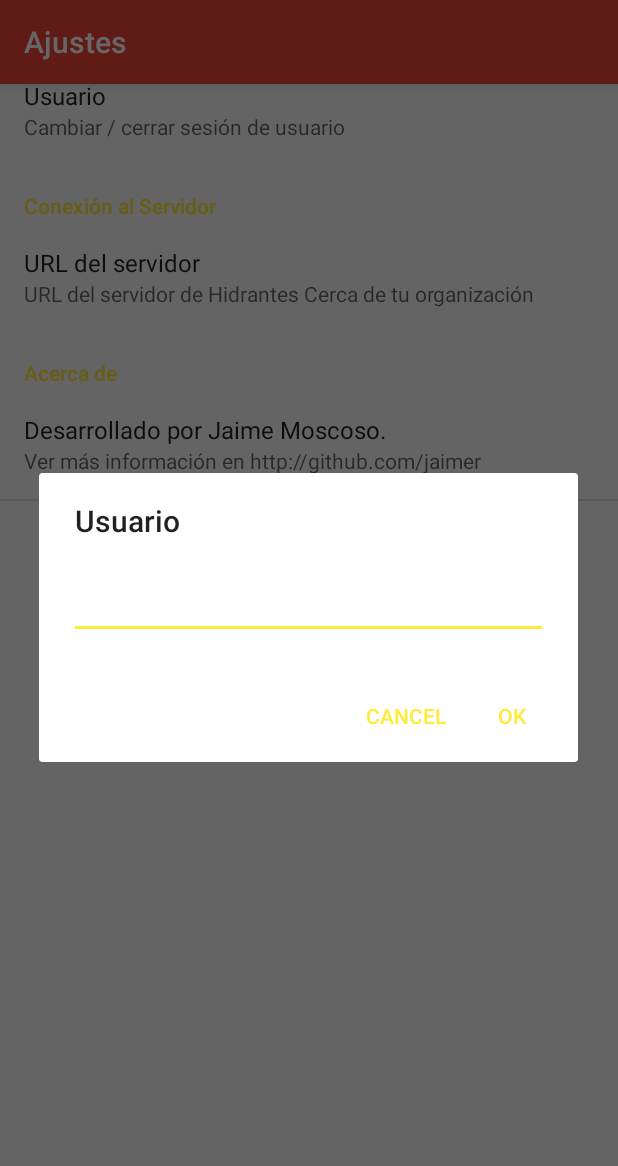
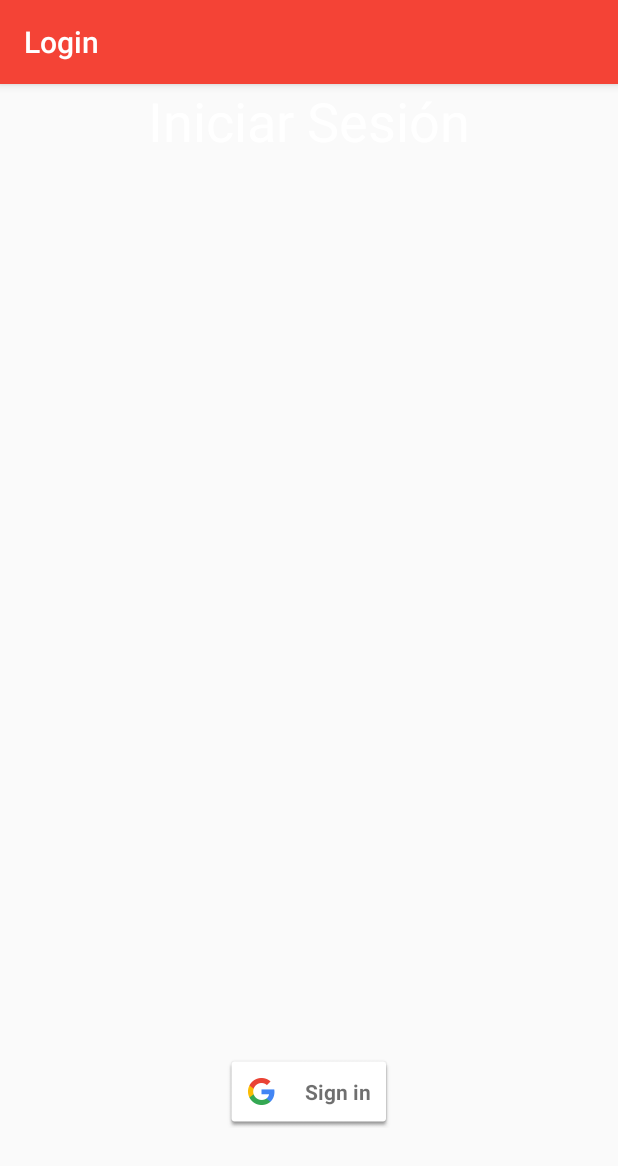
Before and after one commit to Jaimer/Hidrantes, an Android app: the AjustesActivity screen opened directly, with no data from a screen before it, after a tap on "Usuario", on a phone screen of 412 x 824 dp. Shown: the top 1166 px of the screen. Run offline under Robolectric (Android 15) with nearby library versions, the phone set to English and light mode, and no system bars.

Commit message:
Implementar Google Sign-In. Falta hacer algo con el sign in. Actualizar Gradle y agregar dependencias.

```diff
--- a/app/build.gradle
+++ b/app/build.gradle
@@ -2,7 +2,7 @@ apply plugin: 'com.android.application'
 
 android {
     compileSdkVersion 23
-    buildToolsVersion "23.0.1"
+    buildToolsVersion "23.0.2"
     defaultConfig {
         applicationId 'io.github.jaimer.hidrantescerca'
         minSdkVersion 15
@@ -23,8 +23,11 @@ android {
 dependencies {
     compile fileTree(dir: 'libs', include: ['*.jar'])
     testCompile 'junit:junit:4.12'
+    compile 'com.google.android.gms:play-services-auth:8.4.0'
     compile 'com.android.support:appcompat-v7:23.2.1'
     compile 'com.android.support:design:23.2.1'
     compile 'com.google.android.gms:play-services:8.4.0'
     compile 'com.android.support:support-v4:23.2.1'
 }
+
+apply plugin: 'com.google.gms.google-services'
--- a/app/src/main/java/io/github/jaimer/hidrantescerca/Actividades/AjustesActivity.java
+++ b/app/src/main/java/io/github/jaimer/hidrantescerca/Actividades/AjustesActivity.java
@@ -1,14 +1,21 @@
 package io.github.jaimer.hidrantescerca.Actividades;
 
+import android.content.SharedPreferences;
 import android.os.Bundle;
+import android.preference.EditTextPreference;
+import android.preference.Preference;
+import android.preference.PreferenceActivity;
+import android.preference.PreferenceManager;
 import android.support.v7.app.AppCompatActivity;
+import android.util.Log;
+import android.widget.EditText;
 
 import io.github.jaimer.hidrantescerca.R;
 
 /**
  * Created by jaime on 19/3/2016.
  */
-public class AjustesActivity extends AppCompatActivity {
+public class AjustesActivity extends PreferenceActivity implements SharedPreferences.OnSharedPreferenceChangeListener {
 
 
     @Override
@@ -20,5 +27,14 @@ public class AjustesActivity extends AppCompatActivity {
         getFragmentManager().beginTransaction()
                 .replace(android.R.id.content, new AjustesFragment())
                 .commit();
+
+        SharedPreferences sp = PreferenceManager.getDefaultSharedPreferences(this);
+        EditTextPreference usuario = (EditTextPreference)findPreference("appusername");
+        //usuario.setSummary(sp.getString("appusername", "none"));
+    }
+
+    @Override
+    public void onSharedPreferenceChanged(SharedPreferences sharedPreferences, String key) {
+
     }
 }
--- /dev/null
+++ b/app/src/main/java/io/github/jaimer/hidrantescerca/Actividades/Login.java
@@ -0,0 +1,200 @@
+package io.github.jaimer.hidrantescerca.Actividades;
+
+import android.app.ProgressDialog;
+import android.content.Intent;
+import android.support.v7.app.AppCompatActivity;
+import android.os.Bundle;
+import android.util.Log;
+import android.view.View;
+import android.widget.TextView;
+
+import com.google.android.gms.auth.api.Auth;
+import com.google.android.gms.auth.api.signin.GoogleSignInAccount;
+import com.google.android.gms.auth.api.signin.GoogleSignInOptions;
+import com.google.android.gms.auth.api.signin.GoogleSignInResult;
+import com.google.android.gms.common.ConnectionResult;
+import com.google.android.gms.common.SignInButton;
+import com.google.android.gms.common.api.GoogleApiClient;
+import com.google.android.gms.common.api.OptionalPendingResult;
+import com.google.android.gms.common.api.ResultCallback;
+import com.google.android.gms.common.api.Status;
+
+import io.github.jaimer.hidrantescerca.R;
+
+public class Login extends AppCompatActivity implements
+        GoogleApiClient.OnConnectionFailedListener,
+        View.OnClickListener{
+
+    private GoogleApiClient mGoogleApiClient;
+    private TextView mStatusTextView;
+    private static final int RC_SIGN_IN = 9001;
+    private ProgressDialog mProgressDialog;
+
+    @Override
+    protected void onCreate(Bundle savedInstanceState) {
+        super.onCreate(savedInstanceState);
+        setContentView(R.layout.activity_login);
+
+        mStatusTextView = (TextView) findViewById(R.id.status);
+
+        // Button listeners
+        findViewById(R.id.sign_in_button).setOnClickListener(this);
+        findViewById(R.id.sign_out_button).setOnClickListener(this);
+        findViewById(R.id.disconnect_button).setOnClickListener(this);
+
+        // [START configure_signin]
+        // Configure sign-in to request the user's ID, email address, and basic
+        // profile. ID and basic profile are included in DEFAULT_SIGN_IN.
+        GoogleSignInOptions gso = new GoogleSignInOptions.Builder(GoogleSignInOptions.DEFAULT_SIGN_IN)
+                .requestEmail()
+                .build();
+        // [END configure_signin]
+
+        // [START build_client]
+        // Build a GoogleApiClient with access to the Google Sign-In API and the
+        // options specified by gso.
+        mGoogleApiClient = new GoogleApiClient.Builder(this)
+                .enableAutoManage(this /* FragmentActivity */, this /* OnConnectionFailedListener */)
+                .addApi(Auth.GOOGLE_SIGN_IN_API, gso)
+                .build();
+        // [END build_client]
+    }
+
+    @Override
+    public void onStart() {
+        super.onStart();
+
+        OptionalPendingResult<GoogleSignInResult> opr = Auth.GoogleSignInApi.silentSignIn(mGoogleApiClient);
+        if (opr.isDone()) {
+            // If the user's cached credentials are valid, the OptionalPendingResult will be "done"
+            // and the GoogleSignInResult will be available instantly.
+            Log.d("Sesion", "Got cached sign-in");
+            GoogleSignInResult result = opr.get();
+            handleSignInResult(result);
+        } else {
+            // If the user has not previously signed in on this device or the sign-in has expired,
+            // this asynchronous branch will attempt to sign in the user silently.  Cross-device
+            // single sign-on will occur in this branch.
+            showProgressDialog();
+            opr.setResultCallback(new ResultCallback<GoogleSignInResult>() {
+                @Override
+                public void onResult(GoogleSignInResult googleSignInResult) {
+                    hideProgressDialog();
+                    handleSignInResult(googleSignInResult);
+                }
+            });
+        }
+    }
+
+    @Override
+    public void onActivityResult(int requestCode, int resultCode, Intent data) {
+        super.onActivityResult(requestCode, resultCode, data);
+
+        // Result returned from launching the Intent from GoogleSignInApi.getSignInIntent(...);
+        if (requestCode == RC_SIGN_IN) {
+            GoogleSignInResult result = Auth.GoogleSignInApi.getSignInResultFromIntent(data);
+            handleSignInResult(result);
+        }
+    }
+
+    // [START handleSignInResult]
+    private void handleSignInResult(GoogleSignInResult result) {
+        Log.d("SIGNIN", "handleSignInResult:" + result.isSuccess());
+        if (result.isSuccess()) {
+            // Signed in successfully, show authenticated UI.
+            GoogleSignInAccount acct = result.getSignInAccount();
+            mStatusTextView.setText("Autenticado");
+            updateUI(true);
+        } else {
+            // Signed out, show unauthenticated UI.
+            updateUI(false);
+        }
+    }
+    // [END handleSignInResult]
+
+    private void signIn() {
+        Intent signInIntent = Auth.GoogleSignInApi.getSignInIntent(mGoogleApiClient);
+        startActivityForResult(signInIntent, RC_SIGN_IN);
+    }
+
+    // [START signOut]
+    private void signOut() {
+        Auth.GoogleSignInApi.signOut(mGoogleApiClient).setResultCallback(
+                new ResultCallback<Status>() {
+                    @Override
+                    public void onResult(Status status) {
+                        // [START_EXCLUDE]
+                        updateUI(false);
+                        // [END_EXCLUDE]
+                    }
+                });
+    }
+    // [END signOut]
+
+    // [START revokeAccess]
+    private void revokeAccess() {
+        Auth.GoogleSignInApi.revokeAccess(mGoogleApiClient).setResultCallback(
+                new ResultCallback<Status>() {
+                    @Override
+                    public void onResult(Status status) {
+                        // [START_EXCLUDE]
+                        updateUI(false);
+                        // [END_EXCLUDE]
+                    }
+                });
+    }
+    // [END revokeAccess]
+
+    @Override
+    public void onConnectionFailed(ConnectionResult connectionResult) {
+        // An unresolvable error has occurred and Google APIs (including Sign-In) will not
+        // be available.
+        Log.d("SIGNIN", "onConnectionFailed:" + connectionResult);
+    }
+
+    private void showProgressDialog() {
+        if (mProgressDialog == null) {
+            mProgressDialog = new ProgressDialog(this);
+            mProgressDialog.setMessage("Cargando");
+            mProgressDialog.setIndeterminate(true);
+        }
+
+        mProgressDialog.show();
+    }
+
+    private void hideProgressDialog() {
+        if (mProgressDialog != null && mProgressDialog.isShowing()) {
+            mProgressDialog.hide();
+        }
+    }
+
+    private void updateUI(boolean signedIn) {
+        if (signedIn) {
+            findViewById(R.id.sign_in_button).setVisibility(View.GONE);
+            findViewById(R.id.sign_out_and_disconnect).setVisibility(View.VISIBLE);
+        } else {
+            mStatusTextView.setText("cerró la sesión");
+
+            findViewById(R.id.sign_in_button).setVisibility(View.VISIBLE);
+            findViewById(R.id.sign_out_and_disconnect).setVisibility(View.GONE);
+        }
+    }
+
+    @Override
+    public void onClick(View v) {
+        switch (v.getId()) {
+            case R.id.sign_in_button:
+                signIn();
+                break;
+            case R.id.sign_out_button:
+                signOut();
+                break;
+            case R.id.disconnect_button:
+                revokeAccess();
+                break;
+        }
+    }
+
+
+
+}
--- a/app/src/main/res/layout/activity_ajustesactivity.xml
+++ b/app/src/main/res/layout/activity_ajustesactivity.xml
@@ -11,4 +11,5 @@
 
     </android.support.design.widget.AppBarLayout>
 
+    <include layout="@layout/content_ajustes"></include>
 </android.support.design.widget.CoordinatorLayout>
--- /dev/null
+++ b/app/src/main/res/layout/activity_login.xml
@@ -0,0 +1,91 @@
+<?xml version="1.0" encoding="utf-8"?>
+<LinearLayout xmlns:android="http://schemas.android.com/apk/res/android"
+    xmlns:tools="http://schemas.android.com/tools"
+    android:id="@+id/main_layout"
+    android:layout_width="match_parent"
+    android:layout_height="match_parent"
+    android:orientation="vertical"
+    android:weightSum="4"
+    tools:context="io.github.jaimer.hidrantescerca.Actividades.Login">
+
+    <LinearLayout
+        android:layout_width="match_parent"
+        android:layout_height="0dp"
+        android:layout_weight="3"
+        android:gravity="center_horizontal"
+        android:orientation="vertical">
+
+        <TextView
+            android:id="@+id/title_text"
+            android:layout_width="wrap_content"
+            android:layout_height="wrap_content"
+            android:layout_marginBottom="10dp"
+            android:text="Iniciar Sesión"
+            android:gravity="center"
+            android:textColor="@android:color/white"
+            android:textSize="36sp" />
+
+        <TextView
+            android:id="@+id/status"
+            android:layout_width="wrap_content"
+            android:layout_height="wrap_content"
+            android:text=""
+            android:textColor="@android:color/white"
+            android:textSize="14sp" />
+
+        <TextView
+            android:id="@+id/detail"
+            android:layout_width="wrap_content"
+            android:layout_height="wrap_content"
+            android:fadeScrollbars="true"
+            android:gravity="center"
+            android:maxLines="5"
+            android:padding="10dp"
+            android:scrollbars="vertical"
+            android:textColor="@android:color/white"
+            android:textSize="14sp" />
+
+    </LinearLayout>
+
+    <RelativeLayout
+        android:layout_width="fill_parent"
+        android:layout_height="0dp"
+        android:layout_weight="1">
+
+        <com.google.android.gms.common.SignInButton
+            android:id="@+id/sign_in_button"
+            android:layout_width="wrap_content"
+            android:layout_height="wrap_content"
+            android:layout_centerInParent="true"
+            android:visibility="visible"
+            tools:visibility="gone" />
+
+        <LinearLayout
+            android:id="@+id/sign_out_and_disconnect"
+            android:layout_width="fill_parent"
+            android:layout_height="wrap_content"
+            android:layout_centerInParent="true"
+            android:orientation="horizontal"
+            android:paddingLeft="16dp"
+            android:paddingRight="16dp"
+            android:visibility="gone"
+            tools:visibility="visible">
+
+            <Button
+                android:id="@+id/sign_out_button"
+                android:layout_width="0dp"
+                android:layout_height="wrap_content"
+                android:layout_weight="1"
+                android:text="Cerrar Sesión" />
+
+            <Button
+                android:id="@+id/disconnect_button"
+                android:layout_width="0dp"
+                android:layout_height="wrap_content"
+                android:layout_weight="1"
+                android:text="Desconectar"/>
+        </LinearLayout>
+
+    </RelativeLayout>
+
+</LinearLayout>
--- a/app/src/main/res/values/strings.xml
+++ b/app/src/main/res/values/strings.xml
@@ -14,9 +14,10 @@
     <string name="title_activity_ajustes">Ajustes</string>
     <string name="user_profile_group_title">Perfil de Usuario</string>
     <string name="username_setting">Usuario</string>
-    <string name="username_setting_summary">Cambiar / cerrar sesión de usuario</string>
+    <string name="username_setting_summary">Usuario: %s</string>
     <string name="server_settings_group">Conexión al Servidor</string>
     <string name="server_url_setting">URL del servidor</string>
     <string name="server_url_setting_summary">URL del servidor de Hidrantes Cerca de tu organización</string>
     <string name="about_group_title">Acerca de</string>
+    <string name="password_setting">Contraseña</string>
 </resources>
--- a/app/src/main/res/xml/ajustes.xml
+++ b/app/src/main/res/xml/ajustes.xml
@@ -1,10 +1,20 @@
 <?xml version="1.0" encoding="utf-8"?>
 <PreferenceScreen xmlns:android="http://schemas.android.com/apk/res/android">
     <PreferenceCategory android:title="@string/user_profile_group_title">
+        <Preference
+            android:title="@string/username_setting"
+            android:summary="Usuario: %s"
+            android:defaultValue="ninguno"
+            android:key="appusername">
+            <intent android:action="android.intent.action.VIEW"
+                android:targetPackage="io.github.jaimer.hidrantescerca"
+                android:targetClass="io.github.jaimer.hidrantescerca.Actividades.Login"></intent>
+            </Preference>
         <EditTextPreference
-            android:title="@string/username_setting"
-            android:summary="@string/username_setting_summary"
-            android:key="appusername"
+            android:title="@string/password_setting"
+            android:summary=""
+            android:key="serverurl"
+            android:defaultValue=""
             />
     </PreferenceCategory>
     <PreferenceCategory android:title="@string/server_settings_group">
@@ -18,6 +28,5 @@
         <Preference android:title="Desarrollado por Jaime Moscoso."
             android:summary="Ver más información en http://github.com/jaimer">
         </Preference>
-
     </PreferenceCategory>
 </PreferenceScreen>
--- a/build.gradle
+++ b/build.gradle
@@ -4,7 +4,8 @@ buildscript {
         jcenter()
     }
     dependencies {
-        classpath 'com.android.tools.build:gradle:1.3.0'
+        classpath 'com.android.tools.build:gradle:2.1.0'
+        classpath 'com.google.gms:google-services:2.1.0'
 
         // NOTE: Do not place your application dependencies here; they belong
         // in the individual module build.gradle files
```
Also changed, not shown: app/src/main/AndroidManifest.xml (+6 -3 lines), app/src/main/res/layout/activity_mapa.xml (+10 -11 lines), app/src/main/res/layout/content_ajustes.xml (added, +11 -0 lines), gradle/wrapper/gradle-wrapper.properties, 2 other files.
